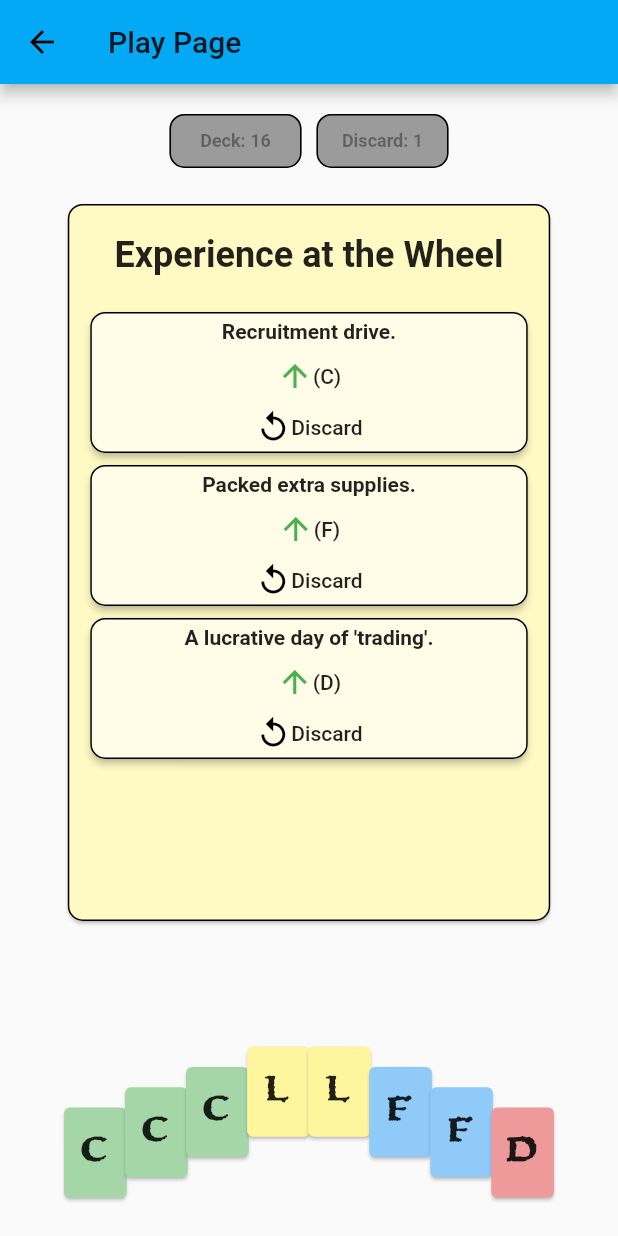
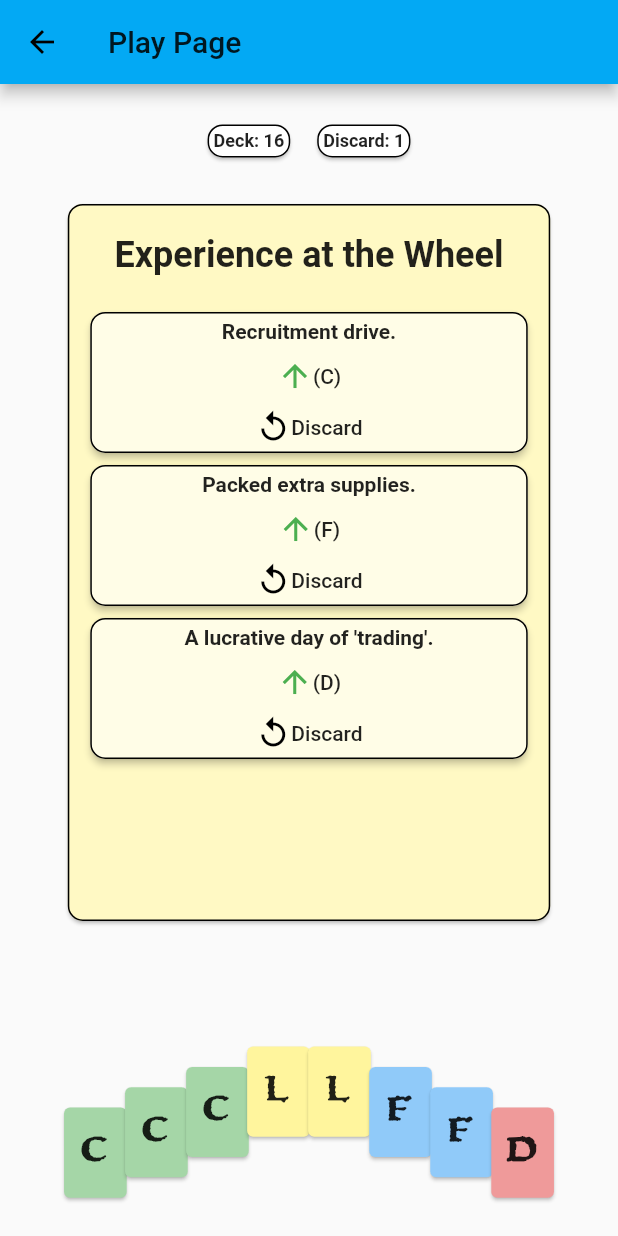
Before and after one commit to kilikfan/treasure, a Flutter app: the PlayPage screen opened directly, after a tap on "Have your palm read.", on a phone screen of 412 x 824 dp. Run offline on Flutter 3.47's test engine with Material 2 defaults, Android fonts, the phone set to English and light mode, and no system bars; our stand-ins replace flutter_swiper.

Commit message:
Adding card piles with counts.

```diff
--- a/lib/model/game_pile.dart
+++ /dev/null
@@ -1,10 +0,0 @@
-enum GamePile {
-  DECK,
-  DISCARD
-}
-
-extension GamePileExt on GamePile {
-  String get description {
-    return this == GamePile.DECK ? "Deck" : "Discard";
-  }
-}
--- a/lib/screens/play/card/card_display.dart
+++ b/lib/screens/play/card/card_display.dart
@@ -23,7 +23,7 @@ class CardDisplay extends StatelessWidget {
             borderRadius: BorderRadius.circular(10),
           ),
           color: _getCardColor(card),
-          child: Column(
+          child: ListView(
             children: [
               CardHeader(card.name),
               Padding(
--- a/lib/screens/play/card/card_pile.dart
+++ b/lib/screens/play/card/card_pile.dart
@@ -1,17 +1,13 @@
 import 'package:flutter/material.dart';
-import 'package:treasure_of_the_high_seas/model/game_pile.dart';
 
 class CardPile extends StatelessWidget {
   final int pileSize;
-  final GamePile pileType;
+  final String pileName;
 
-  CardPile(this.pileSize, this.pileType);
+  CardPile(this.pileSize, this.pileName);
 
   @override
   Widget build(BuildContext context) {
-
-    // TODO - Allow clicking discard pile? final enabled = pileType == GamePile.DISCARD ?? false;
-    final enabled = false;
 
     final shape = RoundedRectangleBorder(
       side: BorderSide(color: Colors.black, width: 1),
@@ -19,19 +15,18 @@ class CardPile extends StatelessWidget {
     );
 
     return Center(
-      child:  RaisedButton(
+      child:  Card(
         shape: shape,
-        onPressed: enabled ? () {
-          // TODO - Allow clicking on discard pile?
-        }
-            : null,
-        child: Text(
-          pileType.description + ": " + pileSize.toString(),
-          style: TextStyle(
+        child: Padding(
+          padding: EdgeInsets.fromLTRB(4, 4, 4, 4),
+          child: Text(
+            pileName + ": " + pileSize.toString(),
+            style: TextStyle(
               fontSize: 12.0,
-              fontWeight: FontWeight.bold
+              fontWeight: FontWeight.bold,
+            ),
           ),
-        ),
+        )
       ),
     );
   }
--- a/lib/screens/play/card/deck_state_panel.dart
+++ b/lib/screens/play/card/deck_state_panel.dart
@@ -1,5 +1,4 @@
 import 'package:flutter/material.dart';
-import 'package:treasure_of_the_high_seas/model/game_pile.dart';
 import 'package:treasure_of_the_high_seas/model/game_state.dart';
 
 import 'card_pile.dart';
@@ -14,9 +13,9 @@ class DeckStatePanel extends StatelessWidget {
     return Row(
       mainAxisAlignment: MainAxisAlignment.center,
       children: <Widget>[
-        CardPile(state.deck.length, GamePile.DECK),
+        CardPile(state.deck.length, 'Deck'),
         Padding(padding: EdgeInsets.fromLTRB(10, 0, 0, 0)),
-        CardPile(state.discard.length, GamePile.DISCARD)
+        CardPile(state.discard.length, 'Discard')
       ],
     );
   }
```
Also changed, not shown: 1 other file.
